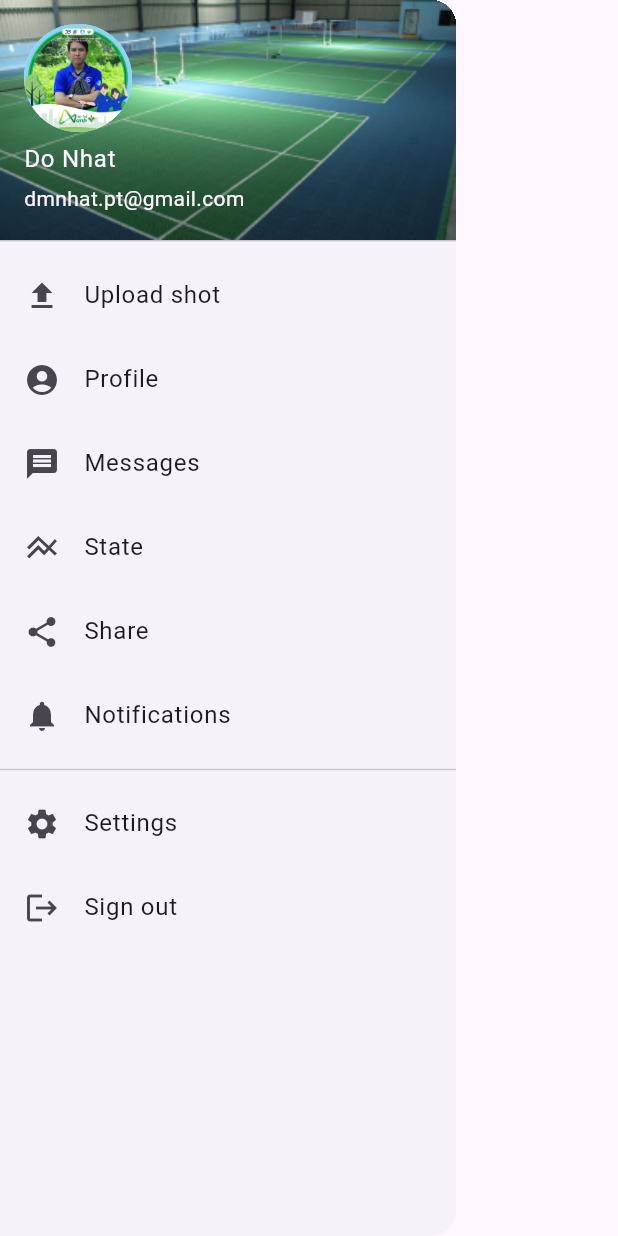
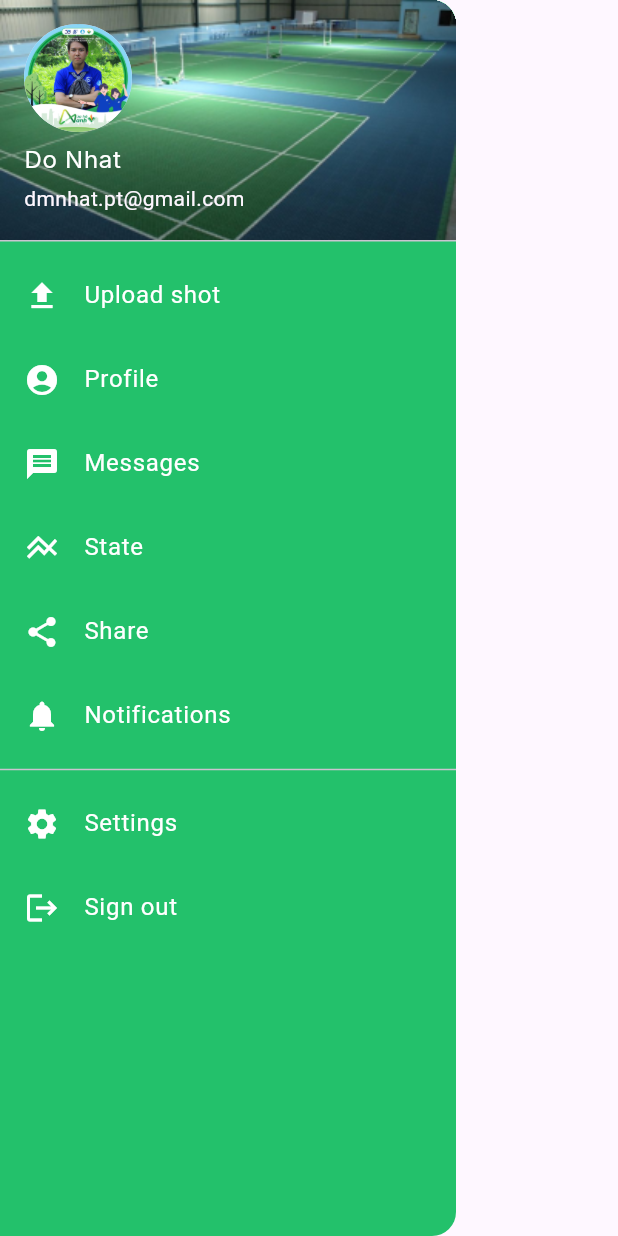
Before and after one commit to MinhNhatQA15101910/drawer_demo, a Flutter app: the NavBar widget shown alone on an empty page, opened directly, on a phone screen of 412 x 824 dp. Run offline on Flutter 3.47's test engine with Material 3 defaults, Android fonts, the phone set to English and light mode, and no system bars; our stand-ins replace google_fonts.

Commit message:
Test drawer colors.

```diff
--- a/lib/main.dart
+++ b/lib/main.dart
@@ -21,7 +21,7 @@ class _MyAppState extends State<MyApp> {
         drawer: NavBar(),
         appBar: AppBar(
           title: const Text('Navigation Drawer App'),
-          backgroundColor: Colors.pink,
+          backgroundColor: const Color(0xFF23C16B),
         ),
         body: const Center(
           child: Text(
--- a/lib/navbar.dart
+++ b/lib/navbar.dart
@@ -1,4 +1,5 @@
 import 'package:flutter/material.dart';
+import 'package:google_fonts/google_fonts.dart';
 
 class NavBar extends StatelessWidget {
   const NavBar({super.key});
@@ -6,12 +7,18 @@ class NavBar extends StatelessWidget {
   @override
   Widget build(BuildContext context) {
     return Drawer(
+      backgroundColor: const Color(0xFF23C16B),
       child: ListView(
         padding: EdgeInsets.zero,
         children: [
           UserAccountsDrawerHeader(
-            accountName: const Text('Do Nhat'),
-            accountEmail: const Text('dmnhat.pt@gmail.com'),
+            accountName: Text(
+              'Do Nhat',
+              style: GoogleFonts.inter(
+                color: Colors.white,
+              ),
+            ),
+            accountEmail: Text('dmnhat.pt@gmail.com'),
             currentAccountPicture: CircleAvatar(
               child: ClipOval(
                 child: Image.asset('assets/avatar.jpeg'),
@@ -26,37 +33,87 @@ class NavBar extends StatelessWidget {
             ),
           ),
           const ListTile(
-            leading: Icon(Icons.file_upload),
-            title: Text('Upload shot'),
+            leading: Icon(
+              Icons.file_upload,
+              color: Colors.white,
+            ),
+            title: Text(
+              'Upload shot',
+              style: TextStyle(color: Colors.white),
+            ),
           ),
           const ListTile(
-            leading: Icon(Icons.account_circle),
-            title: Text('Profile'),
+            leading: Icon(
+              Icons.account_circle,
+              color: Colors.white,
+            ),
+            title: Text(
+              'Profile',
+              style: TextStyle(color: Colors.white),
+            ),
           ),
           const ListTile(
-            leading: Icon(Icons.message),
-            title: Text('Messages'),
+            leading: Icon(
+              Icons.message,
+              color: Colors.white,
+            ),
+            title: Text(
+              'Messages',
+              style: TextStyle(color: Colors.white),
+            ),
           ),
           const ListTile(
-            leading: Icon(Icons.line_axis),
-            title: Text('State'),
+            leading: Icon(
+              Icons.line_axis,
+              color: Colors.white,
+            ),
+            title: Text(
+              'State',
+              style: TextStyle(color: Colors.white),
+            ),
           ),
           const ListTile(
-            leading: Icon(Icons.share),
-            title: Text('Share'),
+            leading: Icon(
+              Icons.share,
+              color: Colors.white,
+            ),
+            title: Text(
+              'Share',
+              style: TextStyle(color: Colors.white),
+            ),
           ),
           const ListTile(
-            leading: Icon(Icons.notifications),
-            title: Text('Notifications'),
+            leading: Icon(
+              Icons.notifications,
+              color: Colors.white,
+            ),
+            title: Text(
+              'Notifications',
+              style: TextStyle(color: Colors.white),
+            ),
           ),
           const Divider(),
           const ListTile(
-            leading: Icon(Icons.settings),
-            title: Text('Settings'),
+            leading: Icon(
+              Icons.settings,
+              color: Colors.white,
+            ),
+            title: Text(
+              'Settings',
+              style: TextStyle(color: Colors.white),
+            ),
           ),
           const ListTile(
-            leading: Icon(Icons.logout),
-            title: Text('Sign out'),
+            leading: Icon(
+              Icons.logout,
+              color: Colors.white,
+            ),
+            title: Text(
+              'Sign out',
+              style: TextStyle(
+                color: Colors.white,
+              ),
+            ),
           ),
         ],
       ),
--- a/pubspec.yaml
+++ b/pubspec.yaml
@@ -34,6 +34,7 @@ dependencies:
   # The following adds the Cupertino Icons font to your application.
   # Use with the CupertinoIcons class for iOS style icons.
   cupertino_icons: ^1.0.6
+  google_fonts: ^6.2.1
 
 dev_dependencies:
   flutter_test:
@@ -44,7 +45,7 @@ dev_dependencies:
   # activated in the `analysis_options.yaml` file located at the root of your
   # package. See that file for information about deactivating specific lint
   # rules and activating additional ones.
-  flutter_lints: ^3.0.0
+  flutter_lints: ^4.0.0
 
 # For information on the generic Dart part of this file, see the
 # following page: https://dart.dev/tools/pub/pubspec
```
Also changed, not shown: pubspec.lock, 1 other file.
